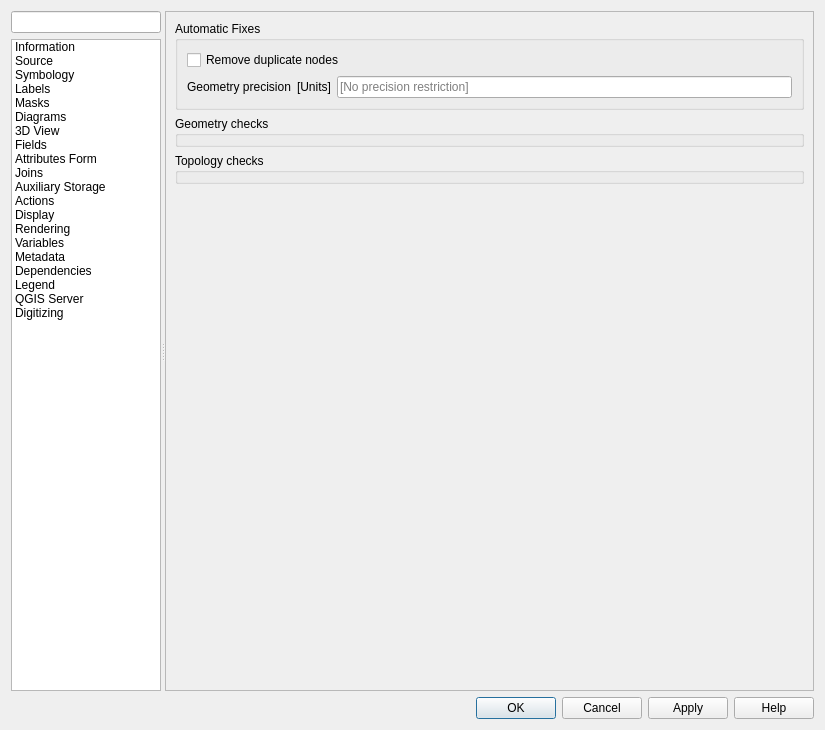
Qt form src/ui/qgsvectorlayerpropertiesbase.ui (qgis/QGIS) before a commit.
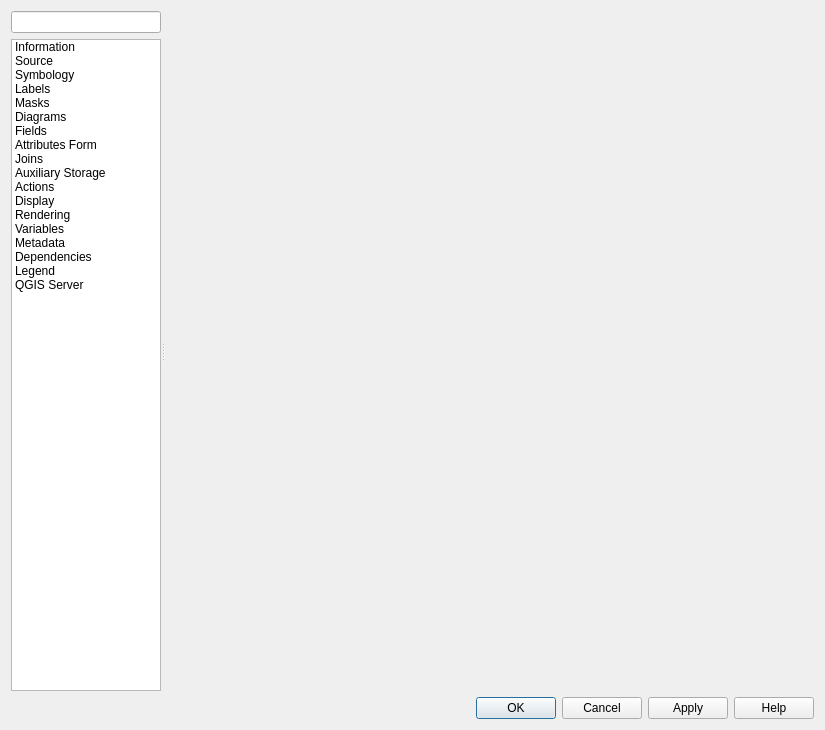
The same form after that commit. The open tabs and pages were chosen to show the change. Icons and pictures are not drawn. Custom widgets are drawn as their Qt base class.

```diff
--- a/src/ui/qgsvectorlayerpropertiesbase.ui
+++ b/src/ui/qgsvectorlayerpropertiesbase.ui
@@ -168,18 +168,6 @@
             <normaloff>:/images/themes/default/propertyicons/diagram.svg</normaloff>:/images/themes/default/propertyicons/diagram.svg</iconset>
           </property>
          </item>
-         <item>
-          <property name="text">
-           <string>3D View</string>
-          </property>
-          <property name="toolTip">
-           <string>3D View</string>
-          </property>
-          <property name="icon">
-           <iconset>
-            <normaloff>:/images/themes/default/3d.svg</normaloff>:/images/themes/default/3d.svg</iconset>
-          </property>
-         </item>
          <item>
           <property name="text">
            <string>Fields</string>
@@ -324,18 +312,6 @@
             <normaloff>:/images/themes/default/propertyicons/overlay.svg</normaloff>:/images/themes/default/propertyicons/overlay.svg</iconset>
           </property>
          </item>
-         <item>
-          <property name="text">
-           <string>Digitizing</string>
-          </property>
-          <property name="toolTip">
-           <string>Control geometry and topology constraints for digitizing operations.</string>
-          </property>
-          <property name="icon">
-           <iconset>
-            <normaloff>:/images/themes/default/propertyicons/digitizing.svg</normaloff>:/images/themes/default/propertyicons/digitizing.svg</iconset>
-          </property>
-         </item>
         </widget>
        </item>
       </layout>
@@ -2466,118 +2442,6 @@
            </item>
           </layout>
          </widget>
-         <widget class="QWidget" name="mOptsPage_Digitizing">
-          <layout class="QGridLayout" name="gridLayout_12">
-           <property name="leftMargin">
-            <number>0</number>
-           </property>
-           <property name="topMargin">
-            <number>0</number>
-           </property>
-           <property name="rightMargin">
-            <number>0</number>
-           </property>
-           <property name="bottomMargin">
-            <number>0</number>
-           </property>
-           <item row="0" column="0">
-            <widget class="QScrollArea" name="scrollArea_2">
-             <property name="widgetResizable">
-              <bool>true</bool>
-             </property>
-             <widget class="QWidget" name="scrollAreaWidgetContents_2">
-              <property name="geometry">
-               <rect>
-                <x>0</x>
-                <y>0</y>
-                <width>238</width>
-                <height>196</height>
-               </rect>
-              </property>
-              <layout class="QVBoxLayout" name="verticalLayout_20">
-               <item>
-                <widget class="QGroupBox" name="mGeometryAutoFixesGroupBox">
-                 <property name="title">
-                  <string>Automatic Fixes</string>
-                 </property>
-                 <layout class="QGridLayout" name="gridLayout">
-                  <item row="0" column="0" colspan="2">
-                   <widget class="QCheckBox" name="mRemoveDuplicateNodesCheckbox">
-                    <property name="text">
-                     <string>Remove duplicate nodes</string>
-                    </property>
-                   </widget>
-                  </item>
-                  <item row="1" column="0">
-                   <widget class="QLabel" name="label">
-                    <property name="toolTip">
-                     <string>&lt;html&gt;&lt;head/&gt;&lt;body&gt;&lt;p&gt;The geometry precision defines the maximum precision to of geometry coordinates that should be stored on this layer. A snap to grid algorithm will be applied on every geometry entering this layer, resulting in coordinates being rounded to multiples of this value. The operation is applied in this layer's coordinate reference system.&lt;/p&gt;&lt;/body&gt;&lt;/html&gt;</string>
-                    </property>
-                    <property name="text">
-                     <string>Geometry precision</string>
-                    </property>
-                   </widget>
-                  </item>
-                  <item row="1" column="1">
-                   <layout class="QHBoxLayout" name="horizontalLayout_11" stretch="0,0">
-                    <item>
-                     <widget class="QLabel" name="mPrecisionUnitsLabel">
-                      <property name="text">
-                       <string>[Units]</string>
-                      </property>
-                     </widget>
-                    </item>
-                    <item>
-                     <widget class="QLineEdit" name="mGeometryPrecisionLineEdit">
-                      <property name="inputMethodHints">
-                       <set>Qt::ImhFormattedNumbersOnly</set>
-                      </property>
-                      <property name="text">
-                       <string/>
-                      </property>
-                      <property name="placeholderText">
-                       <string>[No precision restriction]</string>
-                      </property>
-                     </widget>
-                    </item>
-                   </layout>
-                  </item>
-                 </layout>
-                </widget>
-               </item>
-               <item>
-                <widget class="QGroupBox" name="mGeometryValidationGroupBox">
-                 <property name="title">
-                  <string>Geometry checks</string>
-                 </property>
-                </widget>
-               </item>
-               <item>
-                <widget class="QGroupBox" name="mTopologyChecksGroupBox">
-                 <property name="title">
-                  <string>Topology checks</string>
-                 </property>
-                </widget>
-               </item>
-               <item>
-                <spacer name="verticalSpacer_4">
-                 <property name="orientation">
-                  <enum>Qt::Vertical</enum>
-                 </property>
-                 <property name="sizeHint" stdset="0">
-                  <size>
-                   <width>20</width>
-                   <height>40</height>
-                  </size>
-                 </property>
-                </spacer>
-               </item>
-              </layout>
-             </widget>
-            </widget>
-           </item>
-          </layout>
-         </widget>
         </widget>
        </item>
       </layout>
```
Left out of the diff: 68 changed lines with no effect on the pictures.
